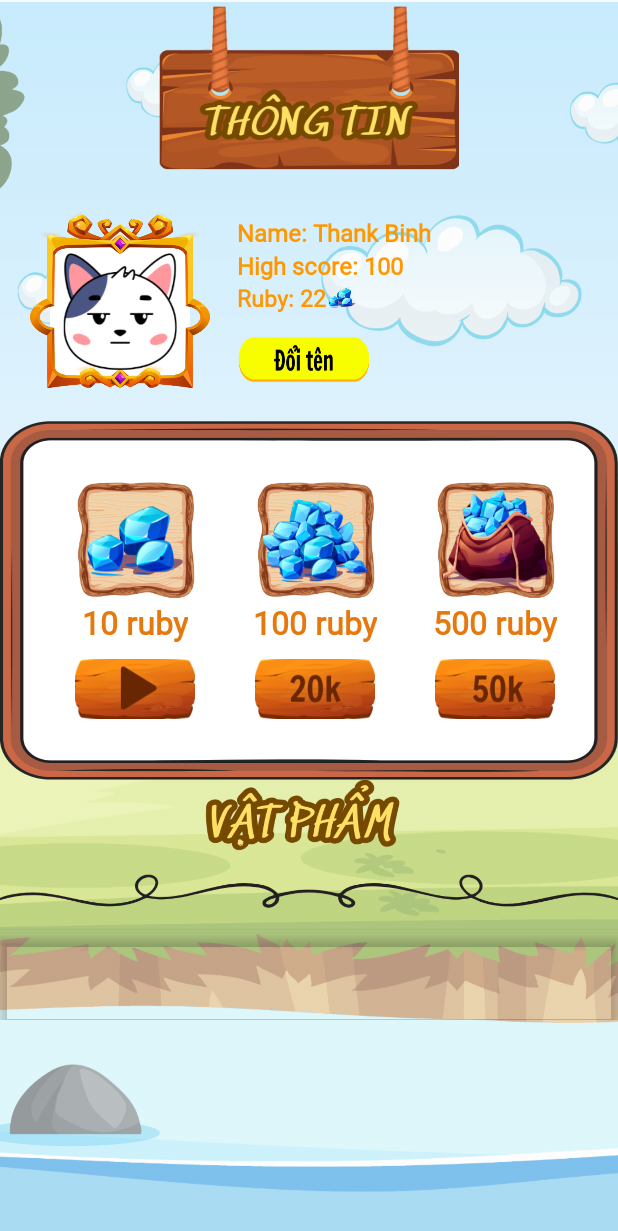
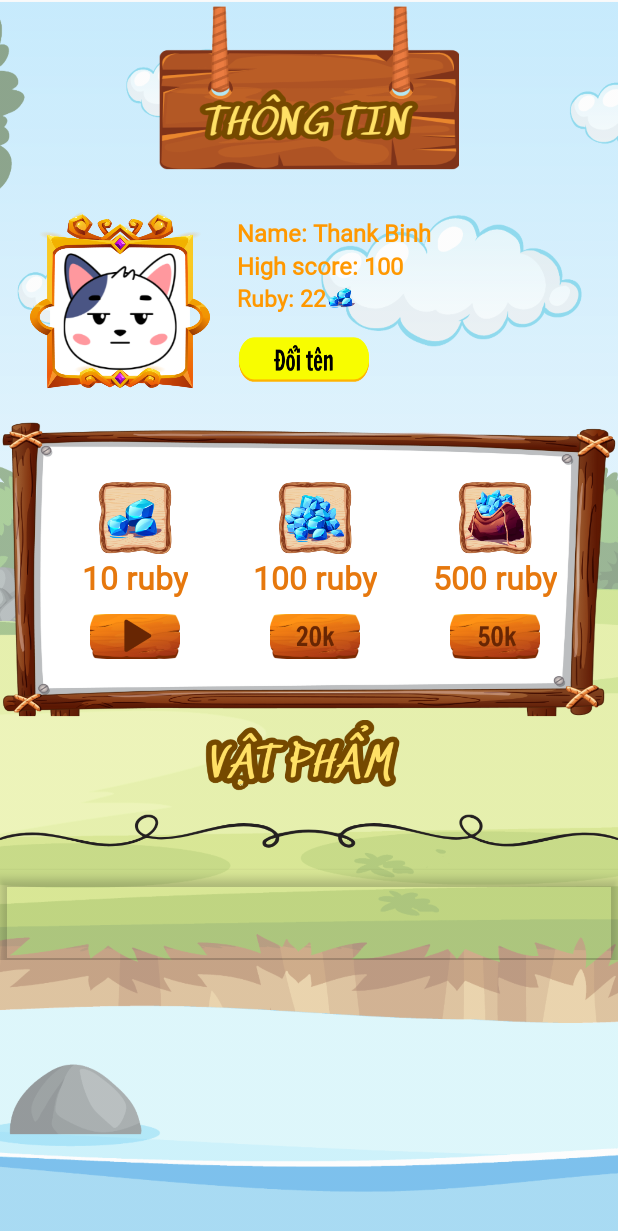
Before and after one commit to VuThankBinh/Do-An-3, an Android app: the layout activity_layout_cuahangvatpham.xml on its own in the app's theme, with its tools: preview values and no code run, on a phone screen of 412 x 824 dp. Shown: the top 1231 px of the screen. Run offline under Robolectric (Android 15) with nearby library versions, the phone set to English and light mode, and no system bars.

Commit message:
quay đầu là bờ

```diff
--- a/app/src/main/java/com/example/dhbc/views/GameShowRound2.java
+++ b/app/src/main/java/com/example/dhbc/views/GameShowRound2.java
@@ -585,6 +585,7 @@ public class GameShowRound2 extends AppCompatActivity implements ItemClick_dapan
         for(int i=0;i<traloidung.length;i++){
             if(traloidung[i]){
                 buttonList.get(i).setBackgroundResource(R.drawable.transparent_color);
+                buttonList.get(i).setText("");
             }
         }
     }
--- a/app/src/main/res/layout/activity_layout_cuahangvatpham.xml
+++ b/app/src/main/res/layout/activity_layout_cuahangvatpham.xml
@@ -101,9 +101,9 @@
             android:layout_below="@+id/thongtin"
             android:id="@+id/muaruby"
             android:layout_width="match_parent"
-            android:layout_height="240dp"
+            android:layout_height="200dp"
             android:padding="30dp"
-            android:background="@drawable/backgroundimg">
+            android:background="@drawable/shoprubb">
             <LinearLayout
                 android:layout_width="wrap_content"
                 android:layout_height="wrap_content"
@@ -115,8 +115,8 @@
                     android:orientation="vertical">
                     <ImageView
                         android:layout_gravity="center"
-                        android:layout_width="80dp"
-                        android:layout_height="80dp"
+                        android:layout_width="50dp"
+                        android:layout_height="50dp"
                         android:padding="5dp"
                         android:src="@drawable/hhhvid"
                         android:background="@drawable/backruby"/>
@@ -132,8 +132,8 @@
                     <androidx.appcompat.widget.AppCompatButton
                         android:layout_marginTop="10dp"
                         android:id="@+id/iv_shop_watch"
-                        android:layout_width="80dp"
-                        android:layout_height="40dp"
+                        android:layout_width="60dp"
+                        android:layout_height="30dp"
                         android:layout_gravity="center"
                         android:background="@drawable/vid"/>
                 </LinearLayout>
@@ -143,8 +143,8 @@
                     android:orientation="vertical">
                     <ImageView
                         android:layout_gravity="center"
-                        android:layout_width="80dp"
-                        android:layout_height="80dp"
+                        android:layout_width="50dp"
+                        android:layout_height="50dp"
                         android:padding="5dp"
                         android:src="@drawable/hhh20k"
                         android:background="@drawable/backruby"/>
@@ -161,8 +161,8 @@
                         android:layout_marginTop="10dp"
                         android:layout_gravity="center"
                         android:textAlignment="center"
-                        android:layout_width="80dp"
-                        android:layout_height="40dp"
+                        android:layout_width="60dp"
+                        android:layout_height="30dp"
                         android:textColor="#F65430"
                         android:id="@+id/ruby_20k"
                         android:background="@drawable/hh20k" />
@@ -173,8 +173,8 @@
                     android:orientation="vertical">
                     <ImageView
                         android:layout_gravity="center"
-                        android:layout_width="80dp"
-                        android:layout_height="80dp"
+                        android:layout_width="50dp"
+                        android:layout_height="50dp"
                         android:padding="5dp"
                         android:src="@drawable/hhh50k"
                         android:background="@drawable/backruby"/>
@@ -191,8 +191,8 @@
                         android:layout_marginTop="10dp"
                         android:layout_gravity="center"
                         android:textAlignment="center"
-                        android:layout_width="80dp"
-                        android:layout_height="40dp"
+                        android:layout_width="60dp"
+                        android:layout_height="30dp"
                         android:padding="5dp"
                         android:id="@+id/ruby_50k"
                         android:background="@drawable/hh50k" />
```
Also changed, not shown: app/src/main/java/com/example/dhbc/views/GameShowRound1.java (+32 -1 lines), app/src/main/java/com/example/dhbc/views/layout_home2.java (+17 -93 lines), app/src/main/res/layout/dialog_choilai.xml (+6 -6 lines), app/src/main/res/layout/dialog_dunggame.xml (+4 -4 lines), app/src/main/res/layout/dialog_nextcau.xml (+4 -4 lines), app/src/main/res/drawable/shoprubb.png (added).
